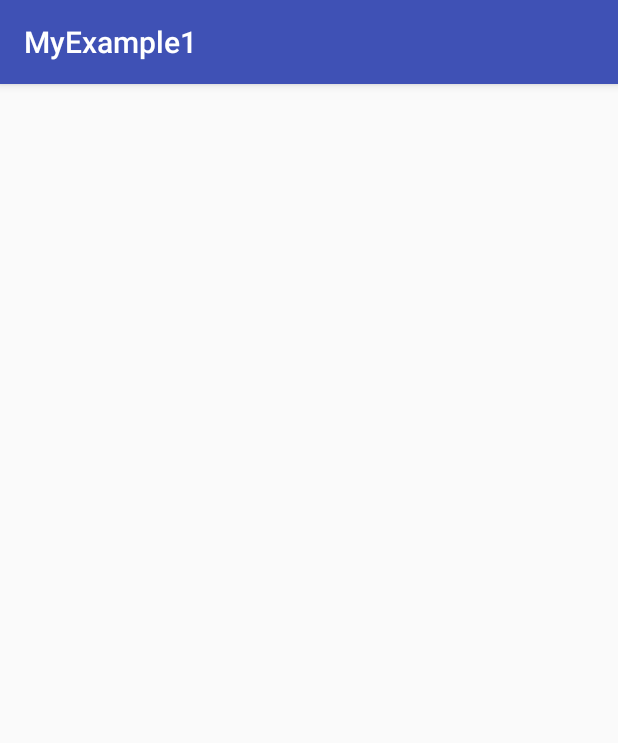
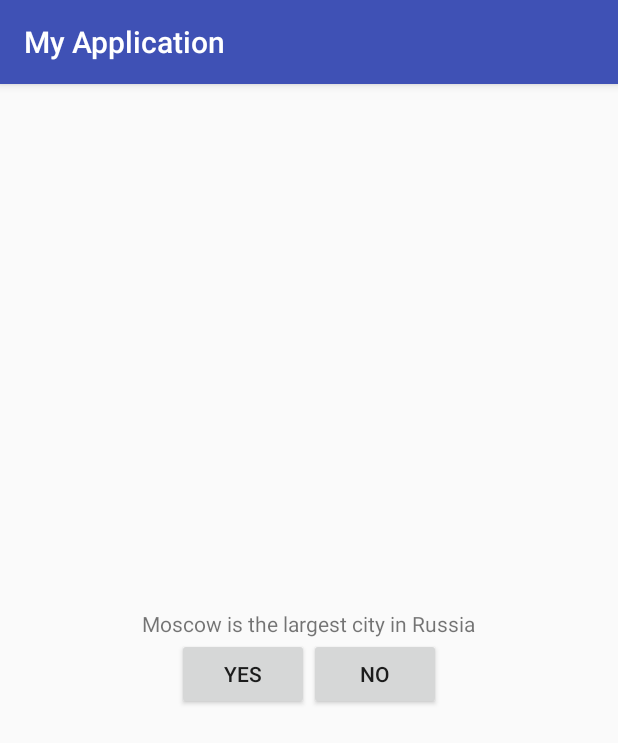
Before and after one commit to Feuway/android-learning_old, an Android app: the screen it shows after launch (MainActivity), on a phone screen of 412 x 824 dp. Shown: the top 743 px of the screen. Run offline under Robolectric (Android 15) with nearby library versions, the phone set to English and light mode, and no system bars.

Commit message:
complete practice 1

```diff
--- a/app/src/main/java/ru/limtu/myexample1/MainActivity.java
+++ b/app/src/main/java/ru/limtu/myexample1/MainActivity.java
@@ -2,12 +2,37 @@ package ru.limtu.myexample1;
 
 import android.support.v7.app.AppCompatActivity;
 import android.os.Bundle;
+import android.view.View;
+import android.widget.Button;
+import android.widget.Toast;
 
 public class MainActivity extends AppCompatActivity {
+    private Button mYesButton;
+    private Button mNoButton;
 
     @Override
     protected void onCreate(Bundle savedInstanceState) {
         super.onCreate(savedInstanceState);
         setContentView(R.layout.activity_main);
+
+        mYesButton = (Button) findViewById(R.id.yes_button);
+        mYesButton.setOnClickListener(new View.OnClickListener() {
+            @Override
+            public void onClick(View view) {
+                Toast.makeText(MainActivity.this,
+                        R.string.correct_answer,
+                        Toast.LENGTH_SHORT).show();
+            }
+        });
+
+        mNoButton = (Button) findViewById(R.id.no_button);
+        mNoButton.setOnClickListener(new View.OnClickListener() {
+            @Override
+            public void onClick(View view) {
+                Toast.makeText(MainActivity.this,
+                        R.string.incorrect_answer,
+                        Toast.LENGTH_SHORT).show();
+            }
+        });
     }
 }
--- a/app/src/main/res/layout/activity_main.xml
+++ b/app/src/main/res/layout/activity_main.xml
@@ -1,9 +1,36 @@
 <?xml version="1.0" encoding="utf-8"?>
-<android.support.constraint.ConstraintLayout xmlns:android="http://schemas.android.com/apk/res/android"
-    xmlns:app="http://schemas.android.com/apk/res-auto"
-    xmlns:tools="http://schemas.android.com/tools"
+
+<LinearLayout
+    xmlns:android="http://schemas.android.com/apk/res/android"
     android:layout_width="match_parent"
     android:layout_height="match_parent"
-    tools:context="ru.limtu.myexample1.MainActivity">
+    android:gravity="center"
+    android:orientation="vertical">
 
-</android.support.constraint.ConstraintLayout>
+    <TextView
+        android:id="@+id/textView"
+        android:layout_width="wrap_content"
+        android:layout_height="wrap_content"
+        android:text="@string/question_go" />
+
+    <LinearLayout
+        android:layout_width="wrap_content"
+        android:layout_height="wrap_content"
+        android:orientation="horizontal">
+
+
+        <Button
+            android:id="@+id/yes_button"
+            android:layout_width="wrap_content"
+            android:layout_height="wrap_content"
+            android:text="@string/yes_button" />
+
+        <Button
+            android:id="@+id/no_button"
+            android:layout_width="wrap_content"
+            android:layout_height="wrap_content"
+            android:text="@string/no_button" />
+    </LinearLayout>
+
+
+</LinearLayout>
--- a/app/src/main/res/values/strings.xml
+++ b/app/src/main/res/values/strings.xml
@@ -1,3 +1,14 @@
 <resources>
-    <string name="app_name">MyExample1</string>
+    <string name="app_name">My Application</string>
+
+    <string name="question_go">Moscow is the largest city in Russia</string>
+
+    <string name="yes_button">Yes</string>
+    <string name="no_button">No</string>
+
+    <string name="correct_answer">Правильно!</string>
+    <string name="incorrect_answer">Не правильно</string>
+
+    <string name="action_setting">Settings</string>
+
 </resources>
```
